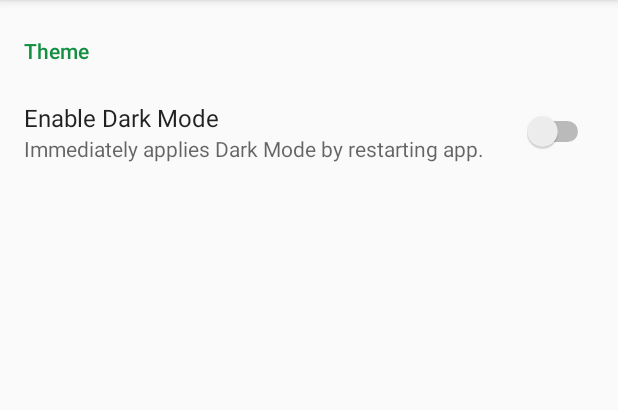
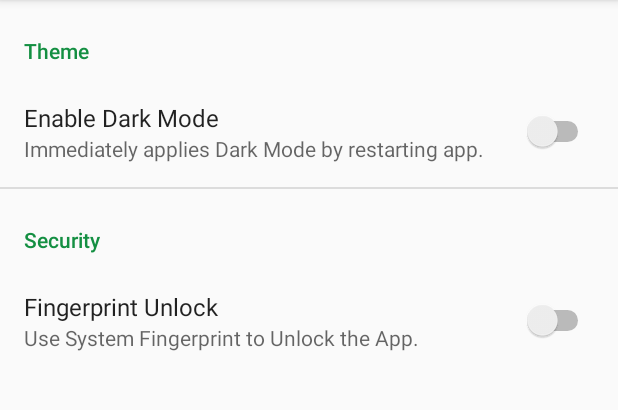
Before and after one commit to moresushant48/SaveYourWork-Android, an Android app: the MainActivity screen opened directly, with no data from a screen before it, in the side drawer, after a tap on "Settings", on a phone screen of 412 x 824 dp, the part 84-494 px from its top. Run offline under Robolectric (Android 15) with nearby library versions, the light colour scheme and no system bars; our stand-ins replace Shimmer, androidx.preference.

Commit message:
Settings, FingerPrint : Implement FingerPrint Authentication. * Add fingerprint authentication enabler in settings. * On Application start (onCreate) user will be prompted for authentication.
References :
* https://developer.android.com/reference/androidx/biometric/package-summary
* https://github.com/natiginfo/biometricprompt-compat-java
* https://medium.com/mindorks/fingerprint-authentication-using-biometricprompt-compat-1466365b4795

Signed-off-by: Sushant More <moresushant48@gmail.com>

```diff
--- a/app/build.gradle
+++ b/app/build.gradle
@@ -24,6 +24,7 @@ dependencies {
     implementation 'androidx.appcompat:appcompat:1.1.0'
     implementation 'androidx.constraintlayout:constraintlayout:1.1.3'
     implementation 'androidx.preference:preference:1.1.0'
+    implementation 'androidx.biometric:biometric:1.0.0'
     testImplementation 'junit:junit:4.12'
     androidTestImplementation 'androidx.test.ext:junit:1.1.1'
     androidTestImplementation 'androidx.test.espresso:espresso-core:3.2.0'
--- a/app/src/main/java/io/moresushant48/saveyourwork/Fragments/SettingsFragment.java
+++ b/app/src/main/java/io/moresushant48/saveyourwork/Fragments/SettingsFragment.java
@@ -29,7 +29,5 @@ public class SettingsFragment extends PreferenceFragmentCompat {
                 return true;
             }
         });
-
-
     }
 }
--- a/app/src/main/java/io/moresushant48/saveyourwork/MainActivity.java
+++ b/app/src/main/java/io/moresushant48/saveyourwork/MainActivity.java
@@ -41,6 +41,8 @@ public class MainActivity extends AppCompatActivity implements NavigationView.On
 
         setContentView(R.layout.activity_main);
 
+        askForFingerprint();
+
         Toolbar toolbar = findViewById(R.id.maintoolbar);
         setSupportActionBar(toolbar);
 
@@ -62,6 +64,14 @@ public class MainActivity extends AppCompatActivity implements NavigationView.On
         if(savedInstanceState == null) {
             getSupportFragmentManager().beginTransaction().replace(R.id.fragment_container, new FilesFragment()).commit();
             navigationView.setCheckedItem(R.id.menuFiles);
+        }
+    }
+
+    private void askForFingerprint(){
+
+        if(PreferenceManager.getDefaultSharedPreferences(this).getBoolean(getString(R.string.fingerprint), false))
+        {
+            new FingerprintHelper(MainActivity.this).startAuthenticationPrompt();
         }
     }
 
--- a/app/src/main/res/xml/preferences.xml
+++ b/app/src/main/res/xml/preferences.xml
@@ -10,8 +10,22 @@
             android:id="@+id/spDarkMode"
             android:defaultValue="false"
             android:key="@string/darkMode"
+            android:summary="@string/darkModeSummary"
             android:title="@string/darkMode"
-            android:summary="@string/darkModeSummary"
+            app:iconSpaceReserved="false" />
+
+    </PreferenceCategory>
+
+    <PreferenceCategory
+        android:title="@string/security"
+        app:iconSpaceReserved="false">
+
+        <SwitchPreference
+            android:id="@+id/spFingerprint"
+            android:defaultValue="false"
+            android:key="@string/fingerprint"
+            android:summary="@string/fingerprintSummary"
+            android:title="@string/fingerprint"
             app:iconSpaceReserved="false" />
 
     </PreferenceCategory>
```
Also changed, not shown: app/src/main/java/io/moresushant48/saveyourwork/FingerprintHelper.java (added, +48 -0 lines).
